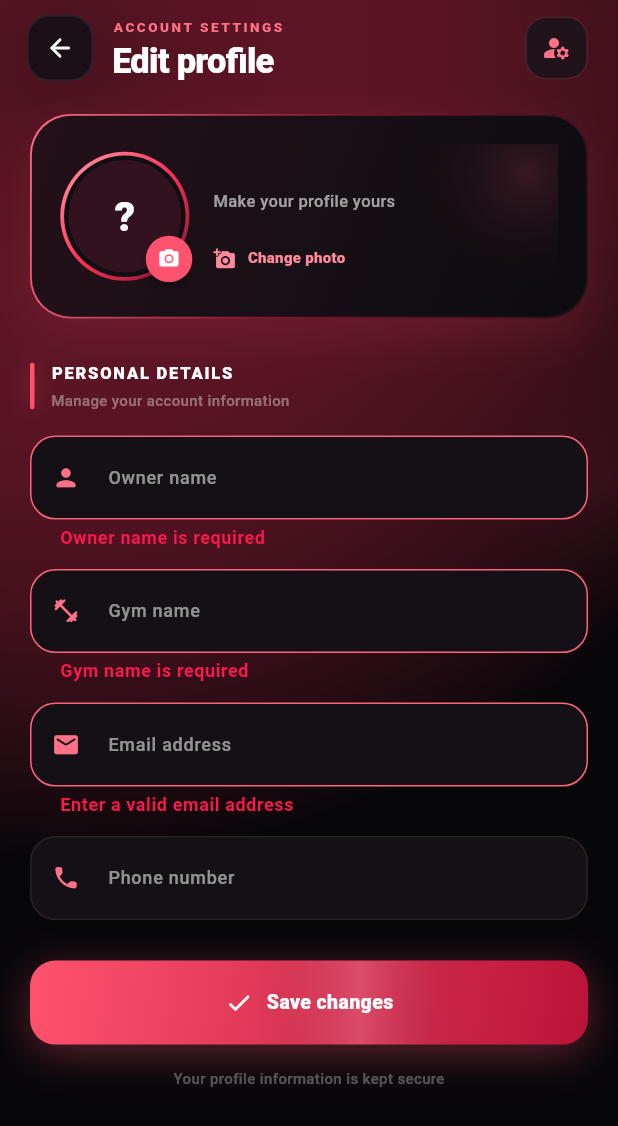
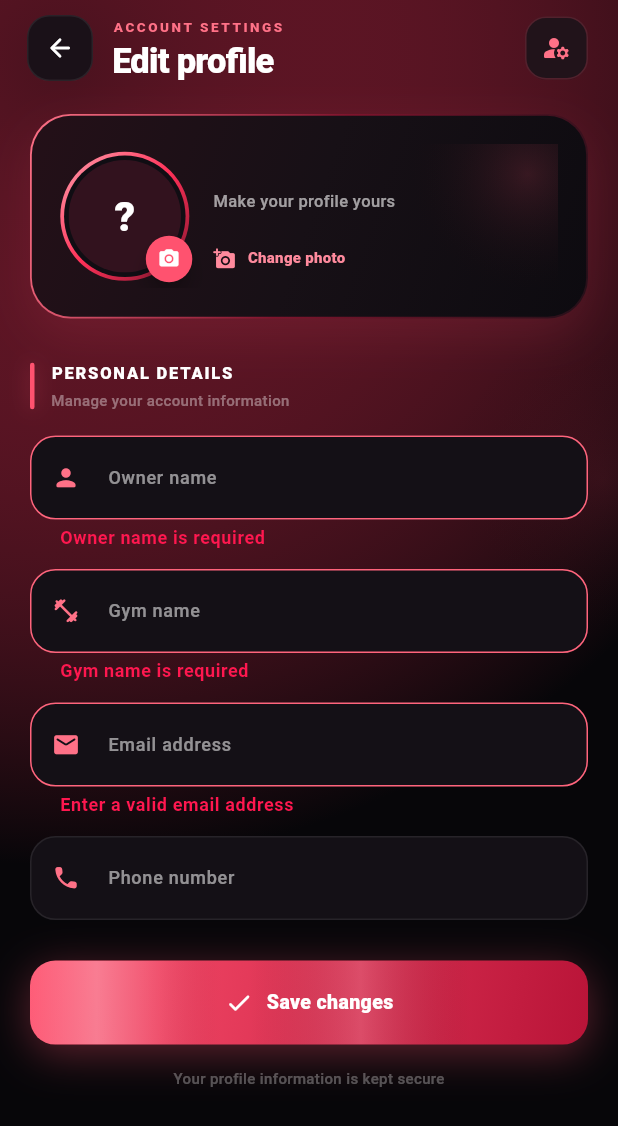
Before and after one commit to TeamXIkaran/GYMORA, a Flutter app: the EditOwnerProfileScreen screen opened by its route, after a tap on "Save changes", on a phone screen of 412 x 824 dp. Shown: the top 1126 px of the screen. Run offline on Flutter 3.47's test engine with Material 3 defaults, Android fonts, the phone set to English and light mode, and no system bars; our stand-ins replace flutter_dotenv, flutter_secure_storage, go_router, image_picker, logger, qr_flutter and 1 more; accounts and stored records are empty.

Commit message:
shimmer button changed

```diff
--- a/lib/core/widgets/shimmer_button_widget.dart
+++ b/lib/core/widgets/shimmer_button_widget.dart
@@ -1,11 +1,6 @@
 import 'package:flutter/material.dart';
 
-/// Gradient CTA button with a sweeping shimmer animation.
-///
-/// When [label] is null the button shows only [child] (used by splash screen
-/// for its hardcoded "GET STARTED" text). Otherwise it renders the label in
-/// uppercase with an arrow icon.
-class ShimmerButton extends StatelessWidget {
+class ShimmerButton extends StatefulWidget {
   final AnimationController shimmerCtrl;
   final List<Color> gradientColors;
   final Color textColor;
@@ -34,22 +29,88 @@ class ShimmerButton extends StatelessWidget {
   });
 
   @override
+  State<ShimmerButton> createState() => _ShimmerButtonState();
+}
+
+class _ShimmerButtonState extends State<ShimmerButton>
+    with TickerProviderStateMixin {
+  late final AnimationController _slideController;
+  late final Animation<double> _slideAnimation;
+
+  late final AnimationController _scaleController;
+  late final Animation<double> _scaleAnimation;
+
+  @override
+  void initState() {
+    super.initState();
+
+    // Right -> Left slide animation set to 1.2 seconds (1200ms).
+    _slideController = AnimationController(
+      vsync: this,
+      duration: const Duration(milliseconds: 1200),
+    );
+
+    _slideAnimation = Tween<double>(begin: 1.4, end: -1.4).animate(
+      CurvedAnimation(parent: _slideController, curve: Curves.easeInOutCubic),
+    );
+
+    // Quick spring shrink animation on tap
+    _scaleController = AnimationController(
+      vsync: this,
+      duration: const Duration(milliseconds: 150),
+      lowerBound: 0.0,
+      upperBound: 1.0,
+    );
+
+    _scaleAnimation = Tween<double>(begin: 1.0, end: 0.94).animate(
+      CurvedAnimation(parent: _scaleController, curve: Curves.easeInOut),
+    );
+  }
+
+  @override
+  void dispose() {
+    _slideController.dispose();
+    _scaleController.dispose();
+    super.dispose();
+  }
+
+  void _handlePressed() async {
+    if (!widget.enabled) return;
+
+    // Trigger shrink scale
+    _scaleController.forward();
+
+    // Restart the 1.2s right-to-left slide
+    _slideController.forward(from: 0.0);
+
+    // Pop back to full scale
+    await Future.delayed(const Duration(milliseconds: 100));
+    if (mounted) {
+      _scaleController.reverse();
+    }
+
+    widget.onPressed();
+  }
+
+  @override
   Widget build(BuildContext context) {
-    return SizedBox(
-      width: width ?? double.infinity,
-      height: height,
+    return ScaleTransition(
+      scale: _scaleAnimation,
+      child: SizedBox(
+        width: widget.width ?? double.infinity,
+        height: widget.height,
         child: DecoratedBox(
           decoration: BoxDecoration(
             gradient: LinearGradient(
-            colors: gradientColors,
+              colors: widget.gradientColors,
               begin: Alignment.topLeft,
               end: Alignment.bottomRight,
             ),
-          borderRadius: BorderRadius.circular(borderRadius),
-          boxShadow: enabled
+            borderRadius: BorderRadius.circular(widget.borderRadius),
+            boxShadow: widget.enabled
                 ? [
                     BoxShadow(
-                    color: accentColor.withValues(alpha: 0.35),
+                      color: widget.accentColor.withValues(alpha: 0.35),
                       blurRadius: 24,
                       offset: const Offset(0, 6),
                     ),
@@ -57,15 +118,18 @@ class ShimmerButton extends StatelessWidget {
                 : [],
           ),
           child: ClipRRect(
-          borderRadius: BorderRadius.circular(borderRadius),
+            borderRadius: BorderRadius.circular(widget.borderRadius),
             child: Stack(
               children: [
-              // Shimmer sweep
-              if (enabled)
+                // ============================================================
+                // ORIGINAL SHIMMER
+                // ============================================================
+                if (widget.enabled)
                   AnimatedBuilder(
-                  animation: shimmerCtrl,
+                    animation: widget.shimmerCtrl,
                     builder: (_, _) {
-                    final dx = shimmerCtrl.value * 3 - 1;
+                      final dx = widget.shimmerCtrl.value * 3 - 1;
+
                       return Positioned.fill(
                         child: FractionallySizedBox(
                           alignment: Alignment(dx, 0),
@@ -86,23 +150,57 @@ class ShimmerButton extends StatelessWidget {
                     },
                   ),
 
-              // Tap area
+                // ============================================================
+                // CLICK SLIDE EFFECT - RIGHT TO LEFT (1.2s)
+                // ============================================================
+                if (widget.enabled)
+                  AnimatedBuilder(
+                    animation: _slideAnimation,
+                    builder: (context, child) {
+                      return Positioned.fill(
+                        child: FractionallySizedBox(
+                          widthFactor: 0.45,
+                          alignment: Alignment(_slideAnimation.value, 0),
+                          child: Container(
+                            decoration: BoxDecoration(
+                              gradient: LinearGradient(
+                                begin: Alignment.centerLeft,
+                                end: Alignment.centerRight,
+                                colors: [
+                                  Colors.transparent,
+                                  Colors.white.withValues(alpha: 0.08),
+                                  Colors.white.withValues(alpha: 0.28),
+                                  Colors.white.withValues(alpha: 0.08),
+                                  Colors.transparent,
+                                ],
+                              ),
+                            ),
+                          ),
+                        ),
+                      );
+                    },
+                  ),
+
+                // ============================================================
+                // BUTTON CONTENT
+                // ============================================================
                 Material(
                   color: Colors.transparent,
                   child: InkWell(
-                  onTap: enabled ? onPressed : null,
-                  borderRadius: BorderRadius.circular(borderRadius),
+                    onTap: widget.enabled ? _handlePressed : null,
+                    borderRadius: BorderRadius.circular(widget.borderRadius),
                     splashColor: Colors.white.withValues(alpha: 0.12),
+                    highlightColor: Colors.white.withValues(alpha: 0.04),
                     child: Center(
                       child:
-                        child ??
+                          widget.child ??
                           Row(
                             mainAxisSize: MainAxisSize.min,
                             children: [
                               Text(
-                              (label ?? '').toUpperCase(),
+                                (widget.label ?? '').toUpperCase(),
                                 style: TextStyle(
-                                color: textColor,
+                                  color: widget.textColor,
                                   fontSize: 16,
                                   fontWeight: FontWeight.w700,
                                   letterSpacing: 1.5,
@@ -111,7 +209,7 @@ class ShimmerButton extends StatelessWidget {
                               const SizedBox(width: 10),
                               Icon(
                                 Icons.arrow_forward_rounded,
-                              color: textColor,
+                                color: widget.textColor,
                                 size: 20,
                               ),
                             ],
@@ -123,6 +221,7 @@ class ShimmerButton extends StatelessWidget {
             ),
           ),
         ),
+      ),
     );
   }
 }
```
Lines whose indentation alone changed are shown as unchanged.
